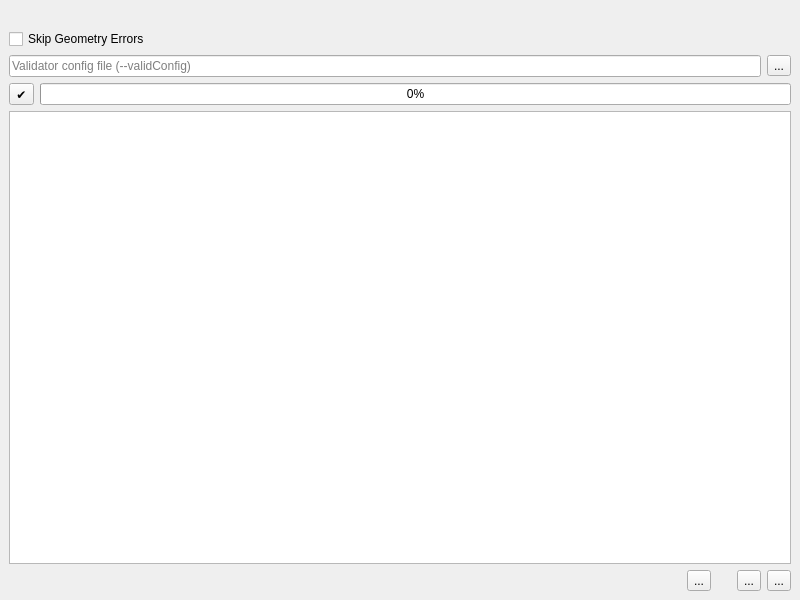
The window that QgisModelBaker/ui/validator.ui (opengisch/QgisModelBaker) describes before a commit, drawn with Qt 5.
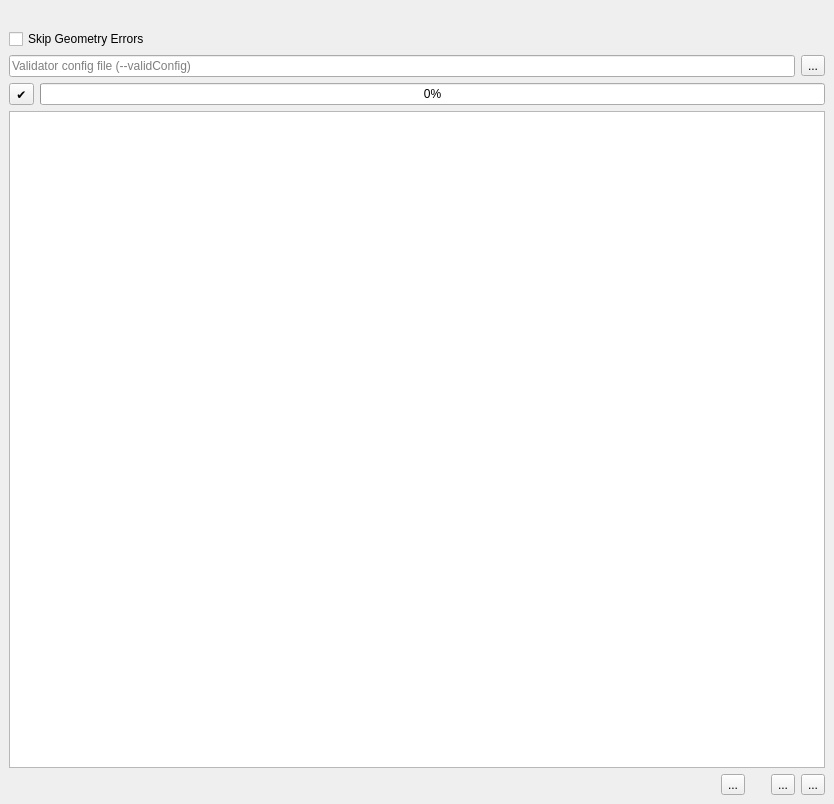
The same window after the commit.

Commit message: user interface to select --exportModels in export page of the wizard and in the validation panel

What changed in the file:
```diff
--- a/QgisModelBaker/ui/validator.ui
+++ b/QgisModelBaker/ui/validator.ui
@@ -6,8 +6,8 @@
    <rect>
     <x>0</x>
     <y>0</y>
-    <width>800</width>
-    <height>600</height>
+    <width>834</width>
+    <height>804</height>
    </rect>
   </property>
   <property name="windowTitle">
@@ -15,28 +15,7 @@
   </property>
   <widget class="QWidget" name="dockWidgetContents">
    <layout class="QGridLayout" name="gridLayout">
-    <item row="5" column="0" colspan="2">
-     <layout class="QHBoxLayout" name="horizontalLayout_2">
-      <item>
-       <widget class="QLineEdit" name="validator_config_file_line_edit">
-        <property name="toolTip">
-         <string>ili2db option --validConfig</string>
-        </property>
-        <property name="placeholderText">
-         <string>Validator config file (--validConfig)</string>
-        </property>
-       </widget>
-      </item>
-      <item>
-       <widget class="QToolButton" name="validator_config_file_tool_button">
-        <property name="text">
-         <string>...</string>
-        </property>
-       </widget>
-      </item>
-     </layout>
-    </item>
-    <item row="7" column="0" colspan="2">
+    <item row="9" column="0" colspan="2">
      <layout class="QHBoxLayout" name="horizontalLayout_3">
       <item>
        <widget class="QLabel" name="error_count_label">
@@ -115,7 +94,21 @@
       </item>
      </layout>
     </item>
-    <item row="4" column="0" colspan="2">
+    <item row="5" column="0" colspan="2">
+     <layout class="QVBoxLayout" name="export_models_layout">
+      <property name="spacing">
+       <number>0</number>
+      </property>
+     </layout>
+    </item>
+    <item row="1" column="0" rowspan="4" colspan="2">
+     <layout class="QVBoxLayout" name="filter_layout">
+      <property name="spacing">
+       <number>0</number>
+      </property>
+     </layout>
+    </item>
+    <item row="6" column="0" colspan="2">
      <widget class="QCheckBox" name="skip_geometry_errors_check_box">
       <property name="toolTip">
        <string>Ignores geometry errors (--skipGeometryErrors) and AREA topology validation (--disableAreaValidation)</string>
@@ -125,7 +118,7 @@
       </property>
      </widget>
     </item>
-    <item row="6" column="0" colspan="2">
+    <item row="8" column="0" colspan="2">
      <widget class="QWidget" name="validation_layout" native="true">
       <layout class="QVBoxLayout" name="verticalLayout_2">
        <property name="leftMargin">
@@ -164,7 +157,28 @@
       </layout>
      </widget>
     </item>
-    <item row="2" column="0" colspan="2">
+    <item row="7" column="0" colspan="2">
+     <layout class="QHBoxLayout" name="horizontalLayout_2">
+      <item>
+       <widget class="QLineEdit" name="validator_config_file_line_edit">
+        <property name="toolTip">
+         <string>ili2db option --validConfig</string>
+        </property>
+        <property name="placeholderText">
+         <string>Validator config file (--validConfig)</string>
+        </property>
+       </widget>
+      </item>
+      <item>
+       <widget class="QToolButton" name="validator_config_file_tool_button">
+        <property name="text">
+         <string>...</string>
+        </property>
+       </widget>
+      </item>
+     </layout>
+    </item>
+    <item row="0" column="0" colspan="2">
      <widget class="QLabel" name="info_label">
       <property name="text">
        <string/>
```
Left out of the diff: 7 changed lines with no effect on the pictures. The commit also changes 6 other files.
